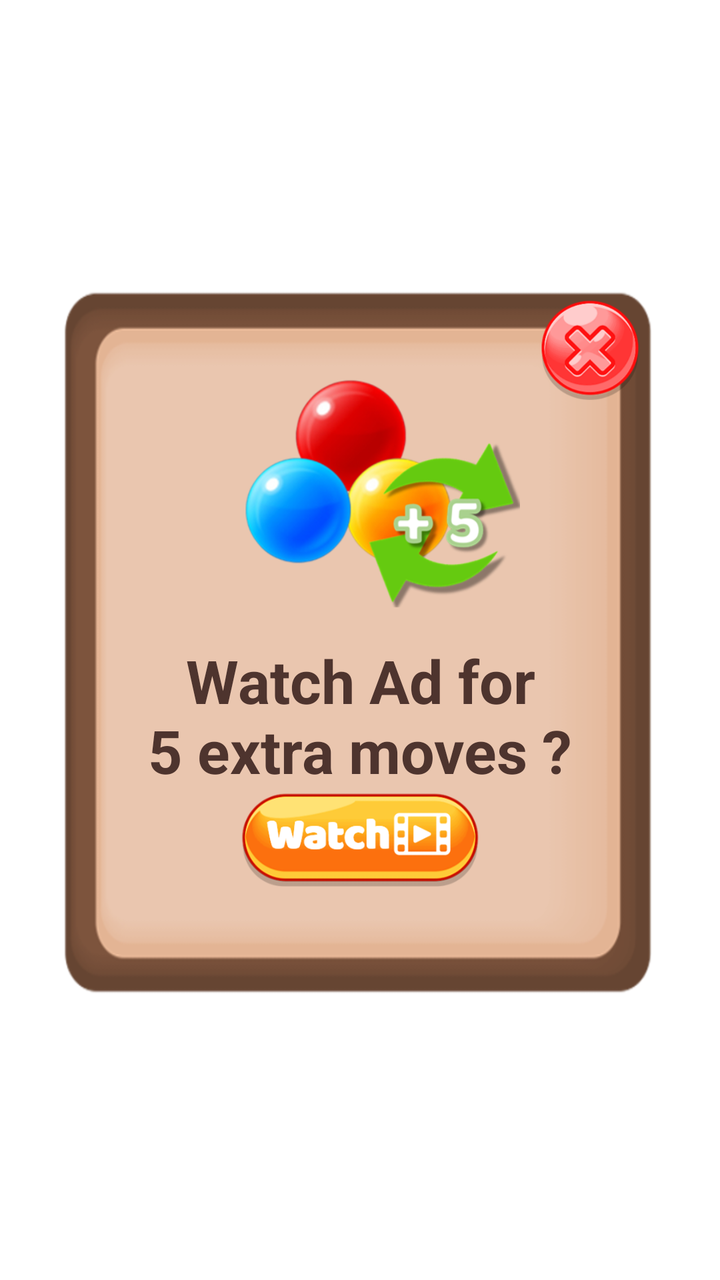
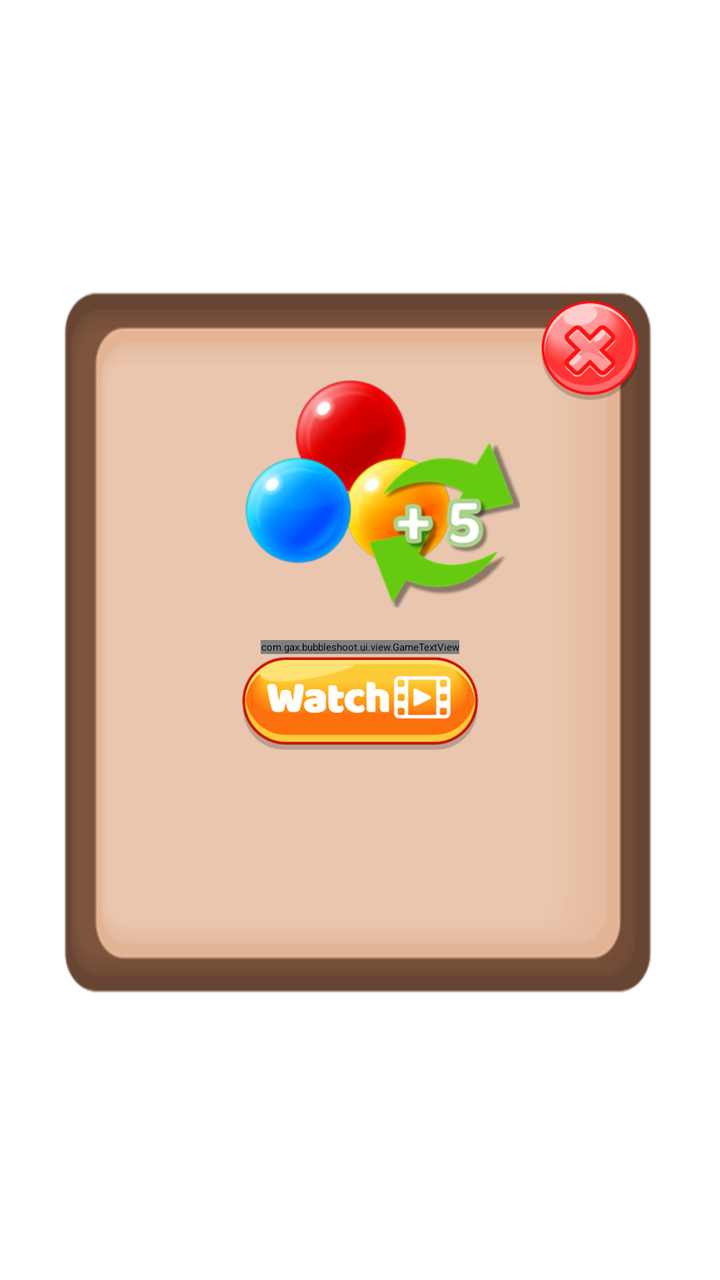

Compare the two renders of this Android layout. The source of the first and the diff that turns it into the second are given below.
<!-- AndroidManifest.xml: application theme Theme.App.Starting -->
<!-- res/layout/dialog_ad_extra_move.xml -->
<?xml version="1.0" encoding="utf-8"?>
<androidx.constraintlayout.widget.ConstraintLayout
    xmlns:android="http://schemas.android.com/apk/res/android"
    xmlns:app="http://schemas.android.com/apk/res-auto"
    xmlns:tools="http://schemas.android.com/tools"
    android:layout_width="match_parent"
    android:layout_height="match_parent"
    tools:ignore="ContentDescription">

    <ImageView
        android:id="@+id/image_dialog"
        android:layout_width="@dimen/dialog_width"
        android:layout_height="0dp"
        android:background="@drawable/dialog"
        app:layout_constraintBottom_toBottomOf="parent"
        app:layout_constraintDimensionRatio="5:6"
        app:layout_constraintEnd_toEndOf="parent"
        app:layout_constraintStart_toStartOf="parent"
        app:layout_constraintTop_toTopOf="parent" />

    <ImageView
        android:id="@+id/image_extra_move"
        android:layout_width="@dimen/btn_width"
        android:layout_height="@dimen/btn_width"
        android:layout_marginTop="@dimen/margin_20"
        android:src="@drawable/extra_move"
        app:layout_constraintDimensionRatio="1:1"
        app:layout_constraintEnd_toEndOf="@id/image_dialog"
        app:layout_constraintStart_toStartOf="@id/image_dialog"
        app:layout_constraintTop_toTopOf="@id/image_dialog" />

    <TextView
        android:id="@+id/txt_extra_move"
        android:layout_width="wrap_content"
        android:layout_height="wrap_content"
        app:fontFamily="@font/baloo"
        android:gravity="center"
        android:text="@string/txt_ad_extra_moves"
        android:textColor="@color/brown"
        android:textSize="@dimen/txt_dialog_small_size"
        android:textStyle="bold"
        app:layout_constraintEnd_toEndOf="@id/image_dialog"
        app:layout_constraintStart_toStartOf="@id/image_dialog"
        app:layout_constraintTop_toBottomOf="@id/image_extra_move" />

    <ImageButton
        android:id="@+id/btn_quit"
        android:layout_width="@dimen/btn_round_width"
        android:layout_height="@dimen/btn_round_width"
        android:layout_margin="@dimen/margin_10"
        android:background="@drawable/btn_cancel"
        app:layout_constraintEnd_toEndOf="@id/image_dialog"
        app:layout_constraintTop_toTopOf="@id/image_dialog" />

    <ImageButton
        android:id="@+id/btn_watch_ad"
        android:layout_width="@dimen/btn_small_width"
        android:layout_height="0dp"
        android:background="@drawable/btn_watch_ad"
        app:layout_constraintDimensionRatio="5:2"
        app:layout_constraintEnd_toEndOf="@id/image_dialog"
        app:layout_constraintStart_toStartOf="@id/image_dialog"
        app:layout_constraintTop_toBottomOf="@id/txt_extra_move" />

</androidx.constraintlayout.widget.ConstraintLayout>
<!-- resources referenced by this layout -->
<resources>
  <color name="brown">#4E342E</color>
  <dimen name="btn_round_width">50dp</dimen>
  <dimen name="btn_small_width">120dp</dimen>
  <dimen name="btn_width">160dp</dimen>
  <dimen name="dialog_width">300dp</dimen>
  <dimen name="margin_10">10dp</dimen>
  <dimen name="margin_20">20dp</dimen>
  <dimen name="txt_dialog_small_size">30sp</dimen>
  <!-- drawable btn_cancel: png bitmap (drawable, 32030 bytes) -->
  <!-- drawable btn_watch_ad: png bitmap (drawable, 37358 bytes) -->
  <!-- drawable dialog: png bitmap (drawable, 19055 bytes) -->
  <!-- drawable extra_move: png bitmap (drawable, 104413 bytes) -->
  <string name="txt_ad_extra_moves">Watch Ad for\n5 extra moves ?</string>
  <style name="Theme.App.Starting" parent="Theme.SplashScreen">
          
          <item name="windowSplashScreenBackground">@color/brown</item>
          
          
          <item name="postSplashScreenTheme">@style/Theme.AnimalsPop</item>
      </style>
  <style name="Theme.AnimalsPop" parent="Theme.MaterialComponents.DayNight.NoActionBar">
          
          <item name="colorPrimary">@color/purple_500</item>
          <item name="colorPrimaryVariant">@color/purple_700</item>
          <item name="colorOnPrimary">@color/white</item>
          
          <item name="colorSecondary">@color/teal_200</item>
          <item name="colorSecondaryVariant">@color/teal_700</item>
          <item name="colorOnSecondary">@color/black</item>
          
          <item name="android:statusBarColor" tools:targetApi="l">?attr/colorPrimaryVariant</item>
          
      </style>
  <color name="purple_500">#FF6200EE</color>
  <color name="purple_700">#FF3700B3</color>
  <color name="white">#FFFFFFFF</color>
  <color name="teal_200">#FF03DAC5</color>
  <color name="teal_700">#FF018786</color>
  <color name="black">#FF000000</color>
</resources>

<!-- the commit's change to res/layout/dialog_ad_extra_move.xml (unified diff, before → after) -->
@@ -29,7 +29,7 @@
         app:layout_constraintStart_toStartOf="@id/image_dialog"
         app:layout_constraintTop_toTopOf="@id/image_dialog" />
 
-    <TextView
+    <com.gax.bubbleshoot.ui.view.GameTextView
         android:id="@+id/txt_extra_move"
         android:layout_width="wrap_content"
         android:layout_height="wrap_content"
